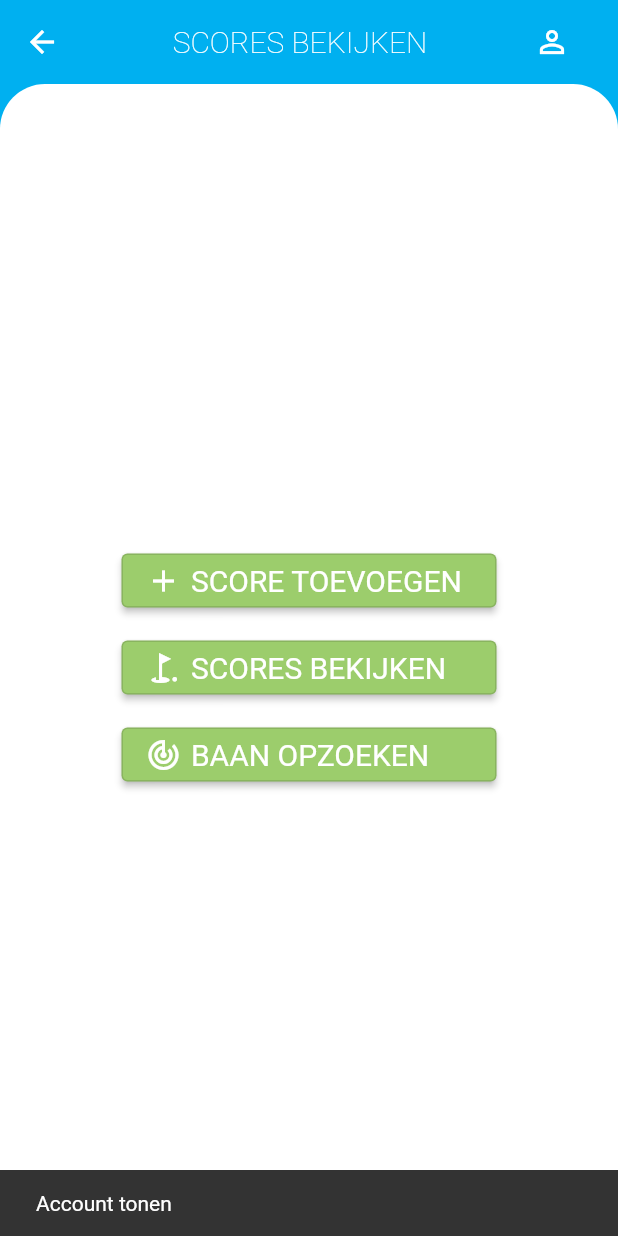
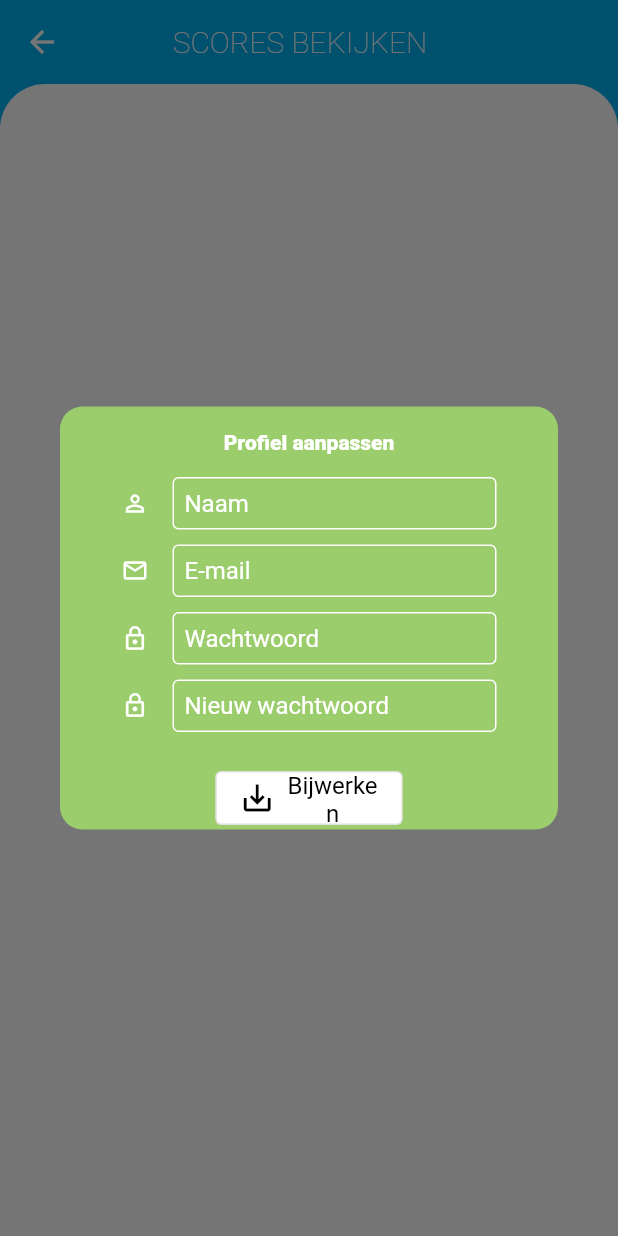
Before and after one commit to voltiac-development/golf-app, a Flutter app: the AllScoresScreen screen opened by its route, after a tap on the "person outline" icon, on a phone screen of 412 x 824 dp. Run offline on Flutter 3.47's test engine with Material 2 defaults, Android fonts, the phone set to English and light mode, and no system bars; our stand-ins replace flutter_secure_storage, localstorage; accounts and stored records are empty.

Commit message:
Finished the first version of the personal information screen.

```diff
--- a/app/lib/components/appbar.dart
+++ b/app/lib/components/appbar.dart
@@ -1,6 +1,8 @@
 import 'package:flutter/material.dart';
 
 import 'package:flutter/cupertino.dart';
+import 'package:flutter_golf/components/popupcard.dart';
+import 'package:flutter_golf/vendor/heroDialogRoute.dart';
 
 class DefaultAppBar extends StatelessWidget implements PreferredSizeWidget {
   final String title;
@@ -34,7 +36,9 @@ class DefaultAppBar extends StatelessWidget implements PreferredSizeWidget {
         style: TextStyle(fontWeight: FontWeight.w200, color: Color(0xFFffffff)),
       )),
       actions: <Widget>[
-        Padding(
+        Hero(
+            tag: 'profile_edit',
+            child: Padding(
               padding: EdgeInsets.only(right: 20.0),
               child: IconButton(
                 icon: const Icon(Icons.person_outline),
@@ -43,12 +47,17 @@ class DefaultAppBar extends StatelessWidget implements PreferredSizeWidget {
                 tooltip: 'Account',
                 onPressed: this.person
                     ? () {
-                    ScaffoldMessenger.of(context).showSnackBar(
-                        const SnackBar(content: Text('Account tonen')));
+                        Navigator.of(context).push(
+                          HeroDialogRoute(
+                            builder: (context) => Center(
+                              child: PopupCard(),
+                            ),
+                          ),
+                        );
                       }
                     : null,
               ),
-        ),
+            )),
       ],
       elevation: 0,
     );
--- /dev/null
+++ b/app/lib/components/popupcard.dart
@@ -0,0 +1,216 @@
+import 'dart:math';
+import 'dart:ui';
+
+import 'package:flutter/widgets.dart';
+
+import 'package:flutter/cupertino.dart';
+import 'package:flutter/material.dart';
+
+final ButtonStyle style = OutlinedButton.styleFrom(
+    textStyle: const TextStyle(fontSize: 16),
+    backgroundColor: Colors.white,
+    primary: Colors.black,
+    fixedSize: Size(125, 10),
+    alignment: Alignment.center);
+
+class PopupCard extends StatelessWidget {
+  @override
+  Widget build(BuildContext context) {
+    return Hero(
+      tag: 'profile_edit',
+      createRectTween: (begin, end) {
+        return CustomRectTween(begin: begin!, end: end!);
+      },
+      child: Padding(
+        padding: const EdgeInsets.all(16.0),
+        child: Material(
+          borderRadius: BorderRadius.circular(15),
+          color: Theme.of(context).accentColor,
+          child: SizedBox(
+            child: Padding(
+              padding: const EdgeInsets.all(16.0),
+              child: SingleChildScrollView(
+                child: Column(
+                  mainAxisSize: MainAxisSize.min,
+                  children: [Test1()],
+                ),
+              ),
+            ),
+          ),
+        ),
+      ),
+    );
+  }
+}
+
+class CustomRectTween extends RectTween {
+  /// {@macro custom_rect_tween}
+  CustomRectTween({
+    required Rect begin,
+    required Rect end,
+  }) : super(begin: begin, end: end);
+
+  @override
+  Rect lerp(double t) {
+    final elasticCurveValue = Curves.easeOut.transform(t);
+    return Rect.fromLTRB(
+      lerpDouble(begin!.left, end!.left, elasticCurveValue) ?? 0.0,
+      lerpDouble(begin!.top, end!.top, elasticCurveValue) ?? 0.0,
+      lerpDouble(begin!.right, end!.right, elasticCurveValue) ?? 0.0,
+      lerpDouble(begin!.bottom, end!.bottom, elasticCurveValue) ?? 0.0,
+    );
+  }
+}
+
+class Test1 extends StatelessWidget {
+  @override
+  Widget build(BuildContext context) {
+    return SizedBox(
+      height: 250,
+      width: 300,
+      child: Container(
+          decoration: BoxDecoration(
+            borderRadius: BorderRadius.all(Radius.circular(25)),
+            color: Theme.of(context).accentColor,
+          ),
+          child: Column(
+            mainAxisAlignment: MainAxisAlignment.center,
+            children: [
+              SizedBox(
+                child: Text(
+                  'Profiel aanpassen',
+                  style: TextStyle(
+                      color: Colors.white, fontWeight: FontWeight.w900),
+                ),
+              ),
+              SizedBox(height: 15),
+              SizedBox(
+                  width: max(250, MediaQuery.of(context).size.width * 0.50),
+                  child: TextField(
+                    decoration: InputDecoration(
+                      border: OutlineInputBorder(
+                          borderSide: BorderSide(color: Colors.white)),
+                      enabledBorder: OutlineInputBorder(
+                          borderSide: BorderSide(color: Colors.white)),
+                      focusedBorder: OutlineInputBorder(
+                          borderSide: BorderSide(color: Colors.white)),
+                      hintText: 'Naam',
+                      labelStyle: TextStyle(color: Colors.white),
+                      hintStyle: TextStyle(color: Colors.white),
+                      icon: Icon(
+                        Icons.person_outline,
+                        color: Colors.white,
+                      ),
+                      contentPadding: EdgeInsets.all(8),
+                      isDense: true,
+                    ),
+                    style: TextStyle(
+                      color: Colors.white,
+                      decorationColor: Colors.white,
+                    ),
+                    autocorrect: false,
+                    obscureText: false,
+                    cursorColor: Colors.white,
+                  )),
+              SizedBox(height: 10),
+              SizedBox(
+                  width: max(250, MediaQuery.of(context).size.width * 0.50),
+                  child: TextField(
+                    decoration: InputDecoration(
+                      border: OutlineInputBorder(
+                          borderSide: BorderSide(color: Colors.white)),
+                      enabledBorder: OutlineInputBorder(
+                          borderSide: BorderSide(color: Colors.white)),
+                      focusedBorder: OutlineInputBorder(
+                          borderSide: BorderSide(color: Colors.white)),
+                      hintText: 'E-mail',
+                      labelStyle: TextStyle(color: Colors.white),
+                      hintStyle: TextStyle(color: Colors.white),
+                      icon: Icon(
+                        Icons.mail_outline_outlined,
+                        color: Colors.white,
+                      ),
+                      contentPadding: EdgeInsets.all(8),
+                      isDense: true,
+                    ),
+                    style: TextStyle(
+                      color: Colors.white,
+                      decorationColor: Colors.white,
+                    ),
+                    autocorrect: false,
+                    obscureText: false,
+                    cursorColor: Colors.white,
+                  )),
+              SizedBox(height: 10),
+              SizedBox(
+                  width: max(250, MediaQuery.of(context).size.width * 0.50),
+                  child: TextField(
+                    decoration: InputDecoration(
+                      border: OutlineInputBorder(
+                          borderSide: BorderSide(color: Colors.white)),
+                      enabledBorder: OutlineInputBorder(
+                          borderSide: BorderSide(color: Colors.white)),
+                      focusedBorder: OutlineInputBorder(
+                          borderSide: BorderSide(color: Colors.white)),
+                      hintText: 'Wachtwoord',
+                      labelStyle: TextStyle(color: Colors.white),
+                      hintStyle: TextStyle(color: Colors.white),
+                      icon: Icon(
+                        Icons.lock_outline,
+                        color: Colors.white,
+                      ),
+                      contentPadding: EdgeInsets.all(8),
+                      isDense: true,
+                    ),
+                    style: TextStyle(
+                      color: Colors.white,
+                      decorationColor: Colors.white,
+                    ),
+                    autocorrect: false,
+                    obscureText: true,
+                    cursorColor: Colors.white,
+                  )),
+              SizedBox(height: 10),
+              SizedBox(
+                  width: max(250, MediaQuery.of(context).size.width * 0.50),
+                  child: TextField(
+                    decoration: InputDecoration(
+                      border: OutlineInputBorder(
+                          borderSide: BorderSide(color: Colors.white)),
+                      enabledBorder: OutlineInputBorder(
+                          borderSide: BorderSide(color: Colors.white)),
+                      focusedBorder: OutlineInputBorder(
+                          borderSide: BorderSide(color: Colors.white)),
+                      hintText: 'Nieuw wachtwoord',
+                      labelStyle: TextStyle(color: Colors.white),
+                      hintStyle: TextStyle(color: Colors.white),
+                      icon: Icon(
+                        Icons.lock_outline,
+                        color: Colors.white,
+                      ),
+                      contentPadding: EdgeInsets.all(8),
+                      isDense: true,
+                    ),
+                    style: TextStyle(
+                      color: Colors.white,
+                      decorationColor: Colors.white,
+                    ),
+                    autocorrect: false,
+                    obscureText: true,
+                    cursorColor: Colors.white,
+                  )),
+              SizedBox(height: 20),
+              OutlinedButton.icon(
+                style: style,
+                icon: Icon(Icons.save_alt_outlined),
+                label: Text(
+                  'Bijwerken',
+                  textAlign: TextAlign.center,
+                ),
+                onPressed: () {},
+              ),
+            ],
+          )),
+    );
+  }
+}
--- a/app/lib/main.dart
+++ b/app/lib/main.dart
@@ -1,4 +1,5 @@
 import 'package:flutter/material.dart';
+import 'package:flutter_golf/components/popupcard.dart';
 import 'package:flutter_golf/vendor/storage.dart';
 import 'package:flutter_golf/views/forgot.dart';
 
@@ -30,6 +31,7 @@ class MyApp extends StatelessWidget {
         'register': (_) => RegisterScreen(),
         'allscores': (_) => AllScoresScreen(),
         'forgotpassword': (_) => ForgotScreen(),
+        'test': (_) => PopupCard()
       },
     );
   }
--- /dev/null
+++ b/app/lib/vendor/heroDialogRoute.dart
@@ -0,0 +1,45 @@
+import 'dart:ui';
+
+import 'package:flutter/material.dart';
+
+class HeroDialogRoute<T> extends PageRoute<T> {
+  /// {@macro hero_dialog_route}
+  HeroDialogRoute({
+    required WidgetBuilder builder,
+    RouteSettings? settings,
+    bool fullscreenDialog = false,
+  })  : _builder = builder,
+        super(settings: settings, fullscreenDialog: fullscreenDialog);
+
+  final WidgetBuilder _builder;
+
+  @override
+  bool get opaque => false;
+
+  @override
+  bool get barrierDismissible => true;
+
+  @override
+  Duration get transitionDuration => const Duration(milliseconds: 300);
+
+  @override
+  bool get maintainState => true;
+
+  @override
+  Color get barrierColor => Colors.black54;
+
+  @override
+  Widget buildTransitions(BuildContext context, Animation<double> animation,
+      Animation<double> secondaryAnimation, Widget child) {
+    return child;
+  }
+
+  @override
+  Widget buildPage(BuildContext context, Animation<double> animation,
+      Animation<double> secondaryAnimation) {
+    return _builder(context);
+  }
+
+  @override
+  String get barrierLabel => 'Popup dialog open';
+}
--- a/app/lib/views/dashboard.dart
+++ b/app/lib/views/dashboard.dart
@@ -1,9 +1,19 @@
 import 'package:flutter/cupertino.dart';
 import 'package:flutter/material.dart';
+import 'package:flutter_golf/components/popupcard.dart';
+import 'package:flutter_golf/vendor/heroDialogRoute.dart';
 import '../components/button.dart';
 import '../components/appbar.dart';
 
 class DashboardScreen extends StatelessWidget {
+  final ButtonStyle style = OutlinedButton.styleFrom(
+      textStyle: const TextStyle(fontSize: 20),
+      backgroundColor: Color(0xFF9CCD6C),
+      primary: Colors.white,
+      fixedSize: Size(250, 10),
+      elevation: 2,
+      alignment: Alignment.centerLeft);
+
   @override
   Widget build(BuildContext context) {
     return Scaffold(
@@ -33,7 +43,7 @@ class DashboardScreen extends StatelessWidget {
                 BtnWidget(
                     text: "BAAN OPZOEKEN",
                     icon: Icons.track_changes,
-                    routeTo: 'searchcourse')
+                    routeTo: 'searchcourse'),
               ],
             ),
           ),
```
Lines whose indentation alone changed are shown as unchanged.
